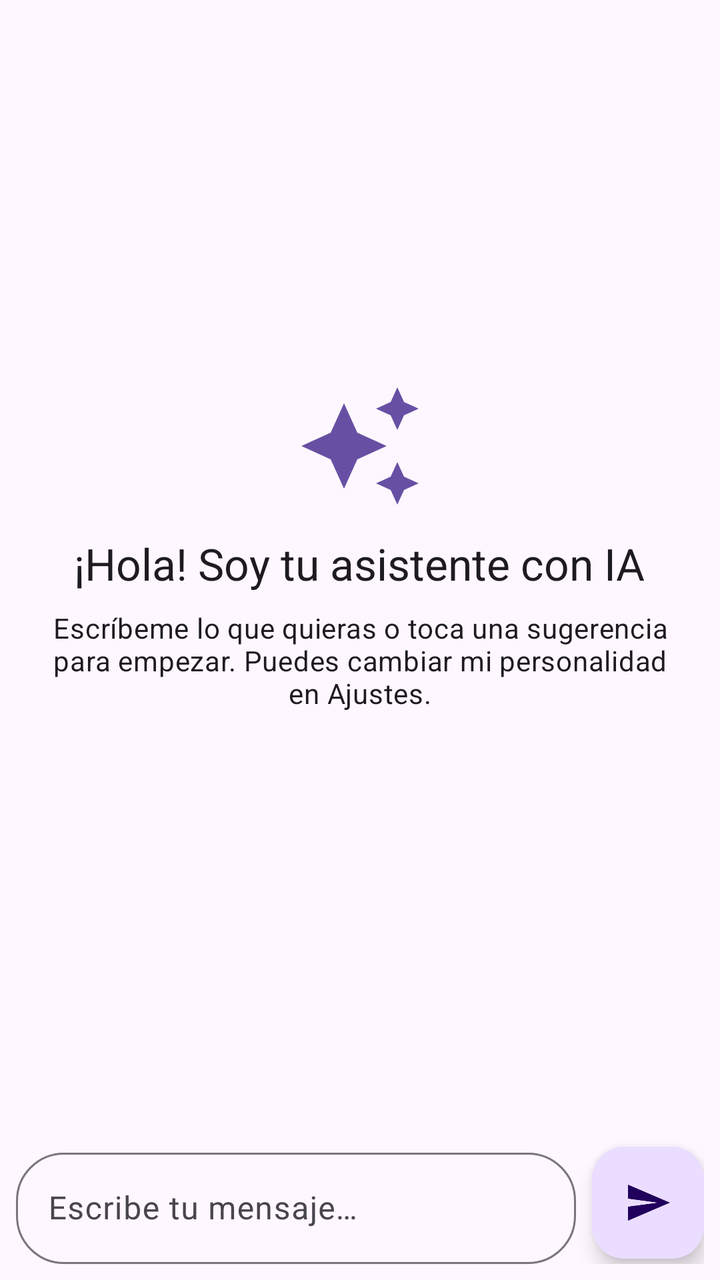
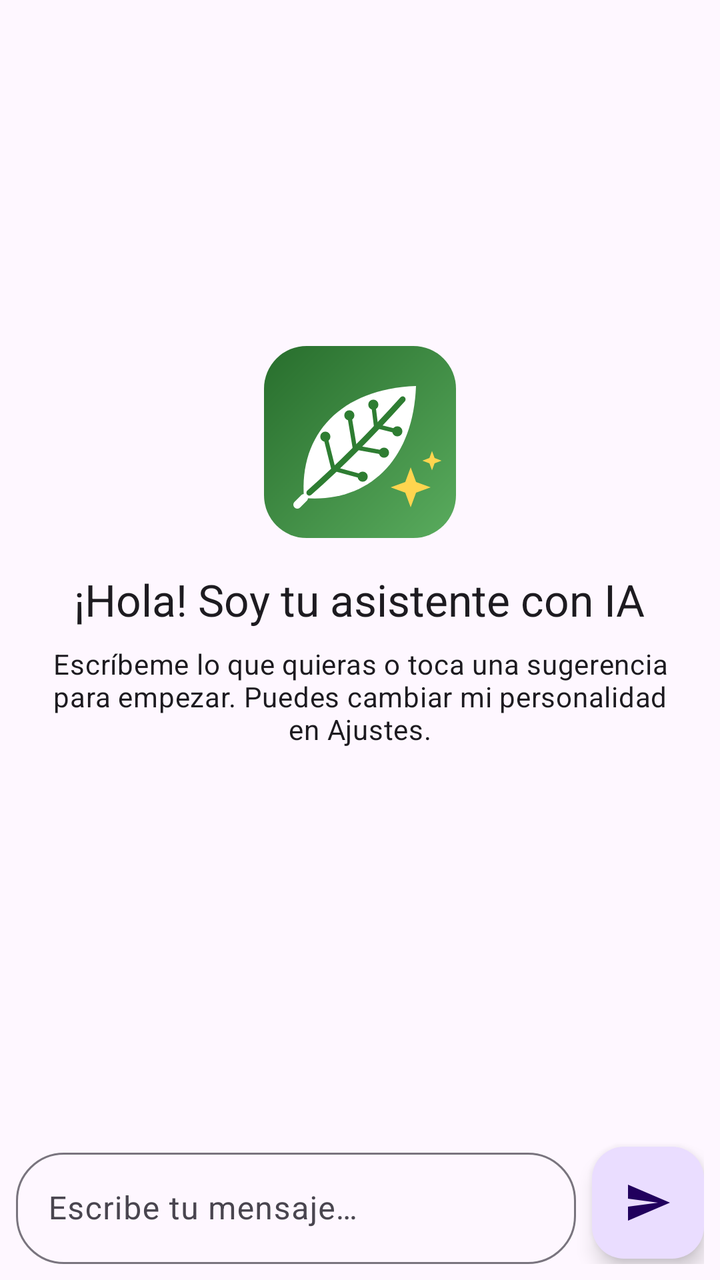

Two renders of the same Android screen: before a commit and after it. Below are the layout's source before the change and the commit's diff.
<!-- AndroidManifest.xml: application theme Theme.Reto11IA -->
<!-- res/layout/fragment_chat.xml -->
<?xml version="1.0" encoding="utf-8"?>
<LinearLayout xmlns:android="http://schemas.android.com/apk/res/android"
    xmlns:app="http://schemas.android.com/apk/res-auto"
    android:layout_width="match_parent"
    android:layout_height="match_parent"
    android:background="?attr/colorSurface"
    android:orientation="vertical">

    <FrameLayout
        android:layout_width="match_parent"
        android:layout_height="0dp"
        android:layout_weight="1">

        <androidx.recyclerview.widget.RecyclerView
            android:id="@+id/recycler"
            android:layout_width="match_parent"
            android:layout_height="match_parent"
            android:clipToPadding="false"
            android:paddingTop="8dp"
            android:paddingBottom="8dp" />

        
        <LinearLayout
            android:id="@+id/empty_view"
            android:layout_width="match_parent"
            android:layout_height="wrap_content"
            android:layout_gravity="center"
            android:gravity="center_horizontal"
            android:orientation="vertical"
            android:padding="24dp">

            <ImageView
                android:layout_width="64dp"
                android:layout_height="64dp"
                android:importantForAccessibility="no"
                android:src="@drawable/ic_sparkle"
                app:tint="?attr/colorPrimary" />

            <TextView
                android:layout_width="wrap_content"
                android:layout_height="wrap_content"
                android:layout_marginTop="12dp"
                android:text="@string/chat_empty_title"
                android:textAppearance="?attr/textAppearanceTitleLarge" />

            <TextView
                android:layout_width="wrap_content"
                android:layout_height="wrap_content"
                android:layout_marginTop="8dp"
                android:gravity="center"
                android:text="@string/chat_empty_subtitle"
                android:textAppearance="?attr/textAppearanceBodyMedium" />

            <com.google.android.material.chip.ChipGroup
                android:id="@+id/chips_suggestions"
                android:layout_width="wrap_content"
                android:layout_height="wrap_content"
                android:layout_marginTop="16dp"
                app:chipSpacingVertical="4dp" />
        </LinearLayout>
    </FrameLayout>

    <com.google.android.material.progressindicator.LinearProgressIndicator
        android:id="@+id/progress"
        android:layout_width="match_parent"
        android:layout_height="wrap_content"
        android:indeterminate="true"
        android:visibility="gone" />

    <TextView
        android:id="@+id/txt_typing"
        android:layout_width="wrap_content"
        android:layout_height="wrap_content"
        android:layout_marginStart="16dp"
        android:layout_marginTop="4dp"
        android:text="@string/chat_typing"
        android:textAppearance="?attr/textAppearanceLabelMedium"
        android:visibility="gone" />

    <LinearLayout
        android:layout_width="match_parent"
        android:layout_height="wrap_content"
        android:gravity="center_vertical"
        android:orientation="horizontal"
        android:padding="8dp">

        <com.google.android.material.textfield.TextInputLayout
            style="@style/Widget.Material3.TextInputLayout.OutlinedBox"
            android:layout_width="0dp"
            android:layout_height="wrap_content"
            android:layout_weight="1"
            app:boxCornerRadiusBottomEnd="24dp"
            app:boxCornerRadiusBottomStart="24dp"
            app:boxCornerRadiusTopEnd="24dp"
            app:boxCornerRadiusTopStart="24dp">

            <com.google.android.material.textfield.TextInputEditText
                android:id="@+id/input"
                android:layout_width="match_parent"
                android:layout_height="wrap_content"
                android:hint="@string/chat_hint"
                android:imeOptions="actionSend"
                android:inputType="textCapSentences|textMultiLine"
                android:maxLines="4" />
        </com.google.android.material.textfield.TextInputLayout>

        <com.google.android.material.floatingactionbutton.FloatingActionButton
            android:id="@+id/btn_send"
            android:layout_width="wrap_content"
            android:layout_height="wrap_content"
            android:layout_marginStart="8dp"
            android:contentDescription="@string/chat_send"
            android:src="@drawable/ic_send"
            app:fabSize="mini" />
    </LinearLayout>

</LinearLayout>
<!-- resources referenced by this layout -->
<resources>
  <!-- drawable ic_send (drawable) -->
  <vector xmlns:android="http://schemas.android.com/apk/res/android"
      android:width="24dp" android:height="24dp"
      android:viewportWidth="24" android:viewportHeight="24"
      android:tint="?attr/colorControlNormal">
      <path android:fillColor="@android:color/white"
          android:pathData="M2.01,21L23,12 2.01,3 2,10l15,2 -15,2z" />
  </vector>
  <!-- drawable ic_sparkle (drawable) -->
  <vector xmlns:android="http://schemas.android.com/apk/res/android"
      android:width="24dp" android:height="24dp"
      android:viewportWidth="24" android:viewportHeight="24"
      android:tint="?attr/colorControlNormal">
      <path android:fillColor="@android:color/white"
          android:pathData="M19,9l1.25,-2.75L23,5l-2.75,-1.25L19,1l-1.25,2.75L15,5l2.75,1.25L19,9zM11.5,9.5L9,4 6.5,9.5 1,12l5.5,2.5L9,20l2.5,-5.5L17,12l-5.5,-2.5zM19,15l-1.25,2.75L15,19l2.75,1.25L19,23l1.25,-2.75L23,19l-2.75,-1.25L19,15z" />
  </vector>
  <string name="chat_empty_subtitle">Escríbeme lo que quieras o toca una sugerencia para empezar. Puedes cambiar mi personalidad en Ajustes.</string>
  <string name="chat_empty_title">¡Hola! Soy tu asistente con IA</string>
  <string name="chat_hint">Escribe tu mensaje…</string>
  <string name="chat_send">Enviar</string>
  <string name="chat_typing">Gemini está escribiendo…</string>
  <style name="Theme.Reto11IA" parent="Theme.Material3.DayNight.NoActionBar" />
</resources>

<!-- the commit's change to res/layout/fragment_chat.xml (unified diff, before → after) -->
@@ -29,17 +29,19 @@
             android:orientation="vertical"
             android:padding="24dp">
 
+            
             <ImageView
-                android:layout_width="64dp"
-                android:layout_height="64dp"
+                android:layout_width="96dp"
+                android:layout_height="96dp"
+                android:elevation="4dp"
                 android:importantForAccessibility="no"
-                android:src="@drawable/ic_sparkle"
-                app:tint="?attr/colorPrimary" />
+                android:src="@drawable/ic_logo" />
 
             <TextView
                 android:layout_width="wrap_content"
                 android:layout_height="wrap_content"
-                android:layout_marginTop="12dp"
+                android:layout_marginTop="16dp"
+                android:gravity="center"
                 android:text="@string/chat_empty_title"
                 android:textAppearance="?attr/textAppearanceTitleLarge" />
 
<!-- resource entries referenced after the edit -->
@@ -1,5 +1,6 @@
 <!-- resources referenced by this layout -->
 <resources>
+  <!-- drawable ic_logo: vector/xml drawable (drawable, 2186 chars, omitted) -->
   <!-- drawable ic_send (drawable) -->
   <vector xmlns:android="http://schemas.android.com/apk/res/android"
       android:width="24dp" android:height="24dp"
@@ -7,14 +8,6 @@
       android:tint="?attr/colorControlNormal">
       <path android:fillColor="@android:color/white"
           android:pathData="M2.01,21L23,12 2.01,3 2,10l15,2 -15,2z" />
-  </vector>
-  <!-- drawable ic_sparkle (drawable) -->
-  <vector xmlns:android="http://schemas.android.com/apk/res/android"
-      android:width="24dp" android:height="24dp"
-      android:viewportWidth="24" android:viewportHeight="24"
-      android:tint="?attr/colorControlNormal">
-      <path android:fillColor="@android:color/white"
-          android:pathData="M19,9l1.25,-2.75L23,5l-2.75,-1.25L19,1l-1.25,2.75L15,5l2.75,1.25L19,9zM11.5,9.5L9,4 6.5,9.5 1,12l5.5,2.5L9,20l2.5,-5.5L17,12l-5.5,-2.5zM19,15l-1.25,2.75L15,19l2.75,1.25L19,23l1.25,-2.75L23,19l-2.75,-1.25L19,15z" />
   </vector>
   <string name="chat_empty_subtitle">Escríbeme lo que quieras o toca una sugerencia para empezar. Puedes cambiar mi personalidad en Ajustes.</string>
   <string name="chat_empty_title">¡Hola! Soy tu asistente con IA</string>
